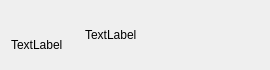
The window that penyamanager/commons/productitemwidget.ui (eguzki/penyamanager) describes before a commit, drawn with Qt 5.
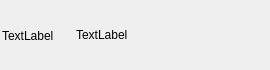
The same window after the commit.

What changed in the file:
```diff
--- a/penyamanager/commons/productitemwidget.ui
+++ b/penyamanager/commons/productitemwidget.ui
@@ -23,6 +23,18 @@
    <string notr="true"/>
   </property>
   <layout class="QHBoxLayout" name="horizontalLayout">
+   <property name="leftMargin">
+    <number>2</number>
+   </property>
+   <property name="topMargin">
+    <number>2</number>
+   </property>
+   <property name="rightMargin">
+    <number>2</number>
+   </property>
+   <property name="bottomMargin">
+    <number>2</number>
+   </property>
    <item>
     <widget class="QLabel" name="imageQLabel">
      <property name="enabled">
```
